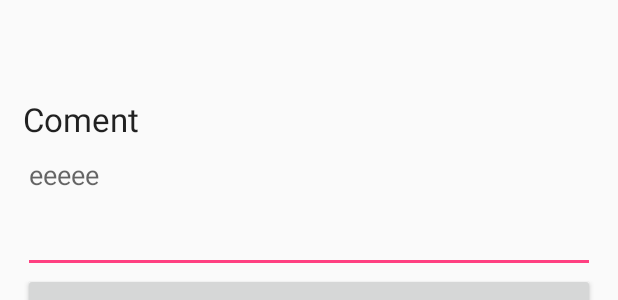
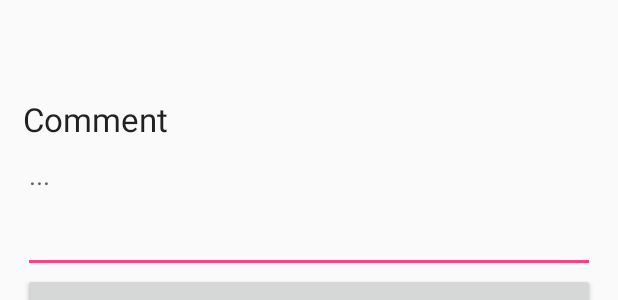
Before and after one commit to Fortune9316/whatview, an Android app: the layout info.xml on its own in the app's theme, with its tools: preview values and no code run, on a phone screen of 412 x 824 dp. Shown: the part 241-541 px from the top of the screen. Run offline under Robolectric (Android 15) with nearby library versions, the phone set to English and light mode, and no system bars.

Commit message:
Update info.xml

```diff
--- a/app/src/main/res/layout/info.xml
+++ b/app/src/main/res/layout/info.xml
@@ -61,7 +61,7 @@
             <TextView
                 android:layout_width="wrap_content"
                 android:layout_height="wrap_content"
-                android:text="Coment"
+                android:text="Comment"
                 android:textAppearance="?android:attr/textAppearanceLarge"
                 android:layout_marginTop="10dp"
                 android:id="@+id/txtDialog2"/>
@@ -71,7 +71,7 @@
                 android:layout_width="fill_parent"
                 android:layout_height="wrap_content"
                 android:gravity="top"
-                android:hint="eeeee"
+                android:hint="..."
                 android:inputType="textMultiLine"
                 android:lines="3"/>
 
```
